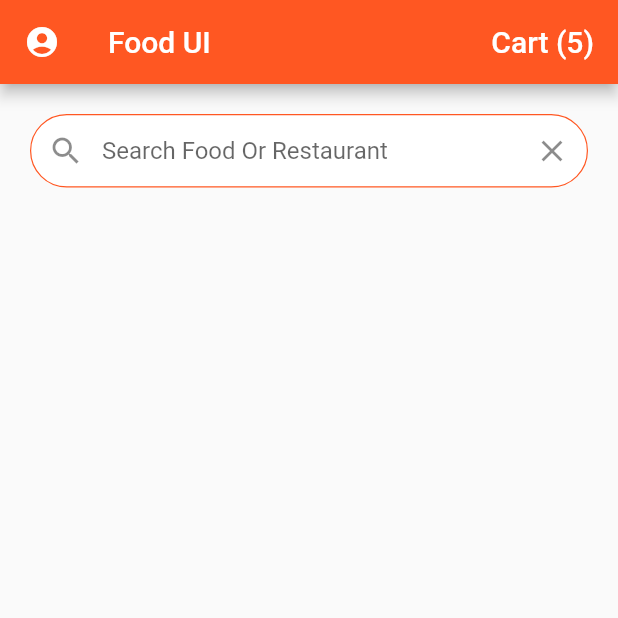
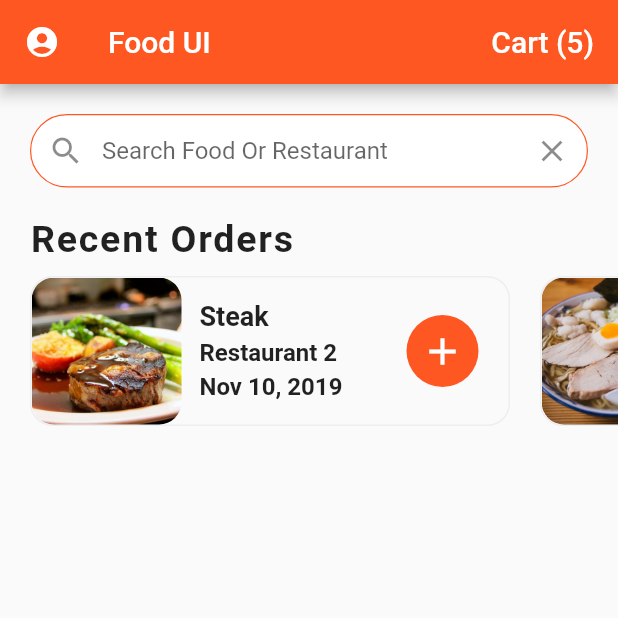
Before and after one commit to imrishuroy/Flutter-Food-Delivery-UI, a Flutter app: the screen it shows after launch, on a phone screen of 412 x 824 dp, the top half of it. Run offline on Flutter 3.47's test engine with Material 2 defaults, Android fonts, the phone set to English and light mode, and no system bars.

Commit message:
Added Recent Order Container

```diff
--- a/lib/screens/home_screen.dart
+++ b/lib/screens/home_screen.dart
@@ -1,4 +1,5 @@
 import 'package:flutter/material.dart';
+import '../widgets/recent_orders.dart';
 import '../data/data.dart';
 
 class HomeScreen extends StatefulWidget {
@@ -57,6 +58,7 @@ class _HomeScreenState extends State<HomeScreen> {
                   hintText: 'Search Food Or Restaurant'),
             ),
           ),
+          RecentOrders(),
         ],
       ),
     );
--- /dev/null
+++ b/lib/widgets/recent_orders.dart
@@ -0,0 +1,130 @@
+import 'package:flutter/material.dart';
+import '../models/order.dart';
+import '../data/data.dart';
+
+class RecentOrders extends StatelessWidget {
+  Container _buildRecentOrders(BuildContext context, Order order) {
+    return Container(
+      margin: EdgeInsets.all(10.0),
+      width: 320,
+      decoration: BoxDecoration(
+        borderRadius: BorderRadius.circular(15.0),
+        border: Border.all(
+          width: 1.0,
+          color: Colors.grey[200],
+        ),
+      ),
+      child: Row(
+        mainAxisAlignment: MainAxisAlignment.spaceBetween,
+        children: [
+          Expanded(
+            child: Row(
+              children: [
+                ClipRRect(
+                  borderRadius: BorderRadius.circular(15.0),
+                  child: Image(
+                    height: 100,
+                    width: 100,
+                    image: AssetImage(
+                      order.food.imageUrl,
+                    ),
+                    fit: BoxFit.cover,
+                  ),
+                ),
+                Expanded(
+                  child: Container(
+                    margin: EdgeInsets.all(12),
+                    child: Column(
+                      crossAxisAlignment: CrossAxisAlignment.start,
+                      mainAxisAlignment: MainAxisAlignment.center,
+                      children: [
+                        Text(
+                          order.food.name,
+                          style: TextStyle(
+                            fontSize: 18,
+                            fontWeight: FontWeight.bold,
+                          ),
+                          overflow: TextOverflow.ellipsis,
+                        ),
+                        SizedBox(
+                          height: 4.0,
+                        ),
+                        Text(
+                          order.restaurant.name,
+                          style: TextStyle(
+                            fontWeight: FontWeight.w600,
+                            fontSize: 16,
+                          ),
+                          overflow: TextOverflow.ellipsis,
+                        ),
+                        SizedBox(
+                          height: 4.0,
+                        ),
+                        Text(
+                          order.date,
+                          style: TextStyle(
+                            fontWeight: FontWeight.w600,
+                            fontSize: 16,
+                          ),
+                          overflow: TextOverflow.ellipsis,
+                        ),
+                      ],
+                    ),
+                  ),
+                ),
+              ],
+            ),
+          ),
+          Container(
+            margin: EdgeInsets.only(right: 20),
+            width: 48,
+            decoration: BoxDecoration(
+                color: Theme.of(context).primaryColor,
+                borderRadius: BorderRadius.circular(30.0)),
+            child: IconButton(
+              iconSize: 30,
+              color: Colors.white,
+              icon: Icon(
+                Icons.add,
+              ),
+              onPressed: () {},
+            ),
+          )
+        ],
+      ),
+    );
+  }
+
+  @override
+  Widget build(BuildContext context) {
+    return Column(
+      crossAxisAlignment: CrossAxisAlignment.start,
+      children: [
+        Padding(
+          padding: const EdgeInsets.symmetric(horizontal: 20),
+          child: Text(
+            'Recent Orders',
+            style: TextStyle(
+              fontSize: 25,
+              fontWeight: FontWeight.w600,
+              letterSpacing: 1.2,
+            ),
+          ),
+        ),
+        Container(
+          height: 120.0,
+          child: ListView.builder(
+            physics: BouncingScrollPhysics(),
+            padding: EdgeInsets.only(left: 10),
+            scrollDirection: Axis.horizontal,
+            itemCount: currentUser.orders.length,
+            itemBuilder: (context, index) {
+              Order order = currentUser.orders[index];
+              return _buildRecentOrders(context, order);
+            },
+          ),
+        )
+      ],
+    );
+  }
+}
```
